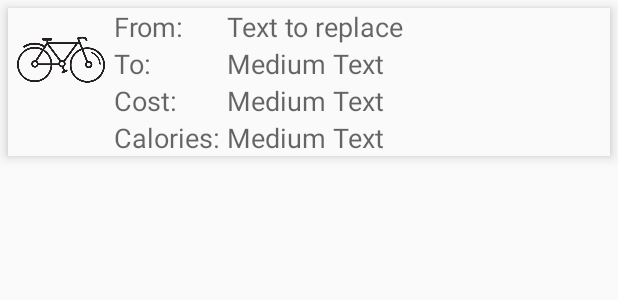
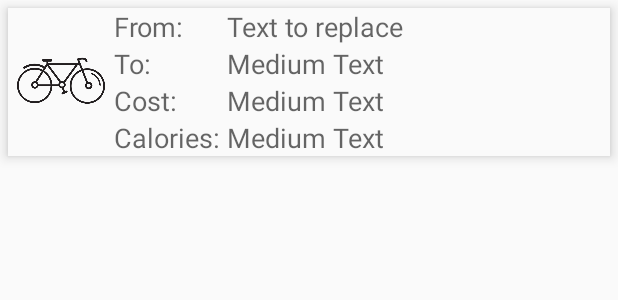
Before and after one commit to kirilhristov91/HCI4, an Android app: the layout custom_route_row.xml on its own in the app's theme, with its tools: preview values and no code run, on a phone screen of 412 x 824 dp. Shown: the top 300 px of the screen. Run offline under Robolectric (Android 15) with nearby library versions, the phone set to English and light mode, and no system bars.

Commit message:
-center image custom route

```diff
--- a/app/src/main/res/layout/custom_route_row.xml
+++ b/app/src/main/res/layout/custom_route_row.xml
@@ -17,6 +17,7 @@
             android:layout_height="60dp"
             android:id="@+id/imageViewRouteRow"
             android:src="@drawable/bikelogo"
+            android:layout_centerVertical="true"
             android:layout_margin="5dp" />
 
         <TextView
```
